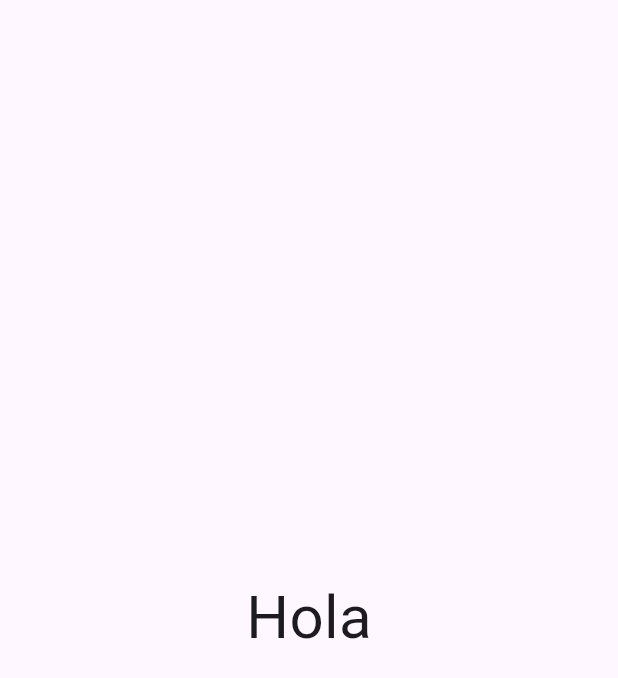
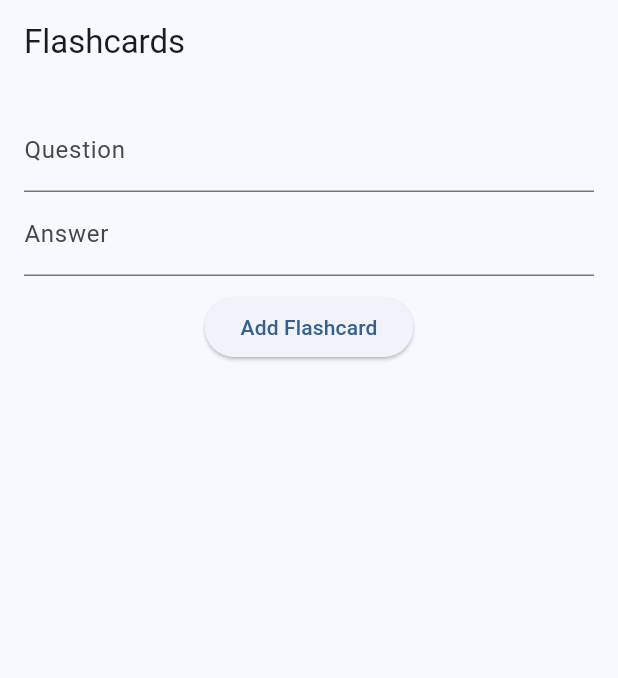
Before and after one commit to SkyKipz/Studyflash, a Flutter app: the HomeScreen screen opened directly, on a phone screen of 412 x 824 dp. Shown: the top 678 px of the screen. Run offline on Flutter 3.47's test engine with Material 3 defaults, Android fonts, the phone set to English and light mode, and no system bars; our stand-ins replace firebase_auth, firebase_core, firebase_database, google_sign_in; accounts and stored records are empty.

Commit message:
Base del proyecto
Creación de una base, commit creado solo después de actualizar dependencias y las nuevas rules de firebase.

```diff
--- /dev/null
+++ b/studyflash/lib/data/datasources/firebase_database_service.dart
@@ -0,0 +1,32 @@
+import 'package:firebase_database/firebase_database.dart';
+import 'package:studyflash/domain/models/flashcard.dart';
+
+class FirebaseDatabaseService {
+  final DatabaseReference _ref = FirebaseDatabase.instance.ref('flashcards');
+
+  Future<void> insertCard(Flashcard card) async {
+    await _ref.child(card.id).set({
+      'question': card.question,
+      'answer': card.answer,
+    });
+  }
+
+  Future<List<Flashcard>> getAllCards() async {
+    final snapshot = await _ref.get();
+    final List<Flashcard> cards = [];
+
+    if (snapshot.exists) {
+      final data = Map<String, dynamic>.from(snapshot.value as Map);
+      data.forEach((id, value) {
+        final item = Map<String, dynamic>.from(value);
+        cards.add(Flashcard(
+          id: id,
+          question: item['question'] ?? '',
+          answer: item['answer'] ?? '',
+        ));
+      });
+    }
+
+    return cards;
+  }
+}
--- /dev/null
+++ b/studyflash/lib/data/datasources/local_database.dart
@@ -0,0 +1,13 @@
+import 'package:studyflash/domain/models/flashcard.dart';
+
+class LocalDatabase {
+  final List<Flashcard> _cards = [];
+
+  Future<void> insertCard(Flashcard card) async {
+    _cards.add(card);
+  }
+
+  Future<List<Flashcard>> getAllCards() async {
+    return _cards;
+  }
+}
--- /dev/null
+++ b/studyflash/lib/data/repositories/flashcard_repository_impl.dart
@@ -0,0 +1,15 @@
+import 'package:studyflash/domain/models/flashcard.dart';
+import 'package:studyflash/domain/repositories/flashcard_repository.dart';
+import 'package:studyflash/data/datasources/firebase_database_service.dart';
+
+class FlashcardRepositoryImpl implements FlashcardRepository {
+  final FirebaseDatabaseService db;
+
+  FlashcardRepositoryImpl(this.db);
+
+  @override
+  Future<void> createFlashcard(Flashcard card) => db.insertCard(card);
+
+  @override
+  Future<List<Flashcard>> getAllFlashcards() => db.getAllCards();
+}
--- /dev/null
+++ b/studyflash/lib/domain/models/flashcard.dart
@@ -0,0 +1,7 @@
+class Flashcard {
+  final String id;
+  final String question;
+  final String answer;
+
+  Flashcard({required this.id, required this.question, required this.answer});
+}
--- /dev/null
+++ b/studyflash/lib/domain/repositories/flashcard_repository.dart
@@ -0,0 +1,6 @@
+import 'package:studyflash/domain/models/flashcard.dart';
+
+abstract class FlashcardRepository {
+  Future<void> createFlashcard(Flashcard card);
+  Future<List<Flashcard>> getAllFlashcards();
+}
--- /dev/null
+++ b/studyflash/lib/domain/use_cases/create_flashcard.dart
@@ -0,0 +1,12 @@
+import 'package:studyflash/domain/models/flashcard.dart';
+import 'package:studyflash/domain/repositories/flashcard_repository.dart';
+
+class CreateFlashcard {
+  final FlashcardRepository repository;
+
+  CreateFlashcard(this.repository);
+
+  Future<void> call(Flashcard card) {
+    return repository.createFlashcard(card);
+  }
+}
--- a/studyflash/lib/main.dart
+++ b/studyflash/lib/main.dart
@@ -1,17 +1,25 @@
 import 'package:flutter/material.dart';
-import 'home.dart';
+import 'package:firebase_core/firebase_core.dart';
+import 'package:studyflash/firebase_options.dart';
+import 'presentation/screens/home_screen.dart';
 
-void main() => runApp(const MyApp());
+void main() async {
+  WidgetsFlutterBinding.ensureInitialized();
+  await Firebase.initializeApp(
+    options: DefaultFirebaseOptions.currentPlatform,
+  );
+  runApp(const StudyFlash());
+}
 
-class MyApp extends StatelessWidget {
-  const MyApp({super.key});
+class StudyFlash extends StatelessWidget {
+  const StudyFlash({super.key});
 
   @override
   Widget build(BuildContext context) {
     return MaterialApp(
       title: 'StudyFlash',
-      debugShowCheckedModeBanner: false,
-      home: const Home(),
+      theme: ThemeData(useMaterial3: true, colorSchemeSeed: Colors.blue),
+      home: const HomeScreen(),
     );
   }
 }
--- /dev/null
+++ b/studyflash/lib/presentation/screens/home_screen.dart
@@ -0,0 +1,91 @@
+import 'package:flutter/material.dart';
+import 'package:studyflash/data/datasources/firebase_database_service.dart';
+import 'package:studyflash/data/repositories/flashcard_repository_impl.dart';
+import 'package:studyflash/domain/models/flashcard.dart';
+import 'package:studyflash/domain/use_cases/create_flashcard.dart';
+
+
+class HomeScreen extends StatefulWidget {
+  const HomeScreen({super.key});
+
+  @override
+  State<HomeScreen> createState() => _HomeScreenState();
+}
+
+class _HomeScreenState extends State<HomeScreen> {
+  final _repo = FlashcardRepositoryImpl(FirebaseDatabaseService());
+  final _questionController = TextEditingController();
+  final _answerController = TextEditingController();
+  List<Flashcard> flashcards = [];
+
+  void _loadFlashcards() async {
+    final cards = await _repo.getAllFlashcards();
+    setState(() {
+      flashcards = cards;
+    });
+  }
+
+  void _addFlashcard() async {
+    final question = _questionController.text;
+    final answer = _answerController.text;
+
+    if (question.isEmpty || answer.isEmpty) return;
+
+    final card = Flashcard(
+      id: DateTime.now().toString(),
+      question: question,
+      answer: answer,
+    );
+
+    await CreateFlashcard(_repo).call(card);
+    _questionController.clear();
+    _answerController.clear();
+    _loadFlashcards();
+  }
+
+  @override
+  void initState() {
+    super.initState();
+    _loadFlashcards();
+  }
+
+  @override
+  Widget build(BuildContext context) {
+    return Scaffold(
+      appBar: AppBar(title: const Text('Flashcards')),
+      body: Padding(
+        padding: const EdgeInsets.all(16),
+        child: Column(
+          children: [
+            TextField(
+              controller: _questionController,
+              decoration: const InputDecoration(labelText: 'Question'),
+            ),
+            TextField(
+              controller: _answerController,
+              decoration: const InputDecoration(labelText: 'Answer'),
+            ),
+            const SizedBox(height: 10),
+            ElevatedButton(
+              onPressed: _addFlashcard,
+              child: const Text('Add Flashcard'),
+            ),
+            const SizedBox(height: 20),
+            Expanded(
+              child: ListView.builder(
+                itemCount: flashcards.length,
+                itemBuilder: (_, i) {
+                  final card = flashcards[i];
+                  return ListTile(
+                    title: Text(card.question),
+                    subtitle: Text(card.answer),
+                  );
+                },
+              ),
+            )
+          ],
+        ),
+      ),
+    );
+  }
+}
--- a/studyflash/pubspec.yaml
+++ b/studyflash/pubspec.yaml
@@ -10,11 +10,16 @@ dependencies:
   flutter:
     sdk: flutter
   shared_preferences: ^2.2.2
+  firebase_core: ^3.13.0
+  firebase_database: ^11.3.5
+  firebase_auth: ^5.5.2
+  google_sign_in: ^6.2.1
 
 dev_dependencies:
   flutter_test:
     sdk: flutter
   flutter_lints: ^5.0.0
+  change_app_package_name: ^1.5.0
 
 flutter:
   uses-material-design: true
```
Also changed, not shown: studyflash/lib/data/services/auth_service.dart (added, +28 -0 lines), studyflash/lib/home.dart (deleted, +0 -133 lines), studyflash/firebase.json (added), studyflash/lib/firebase_options.dart (added), studyflash/pubspec.lock, 137 other files.
